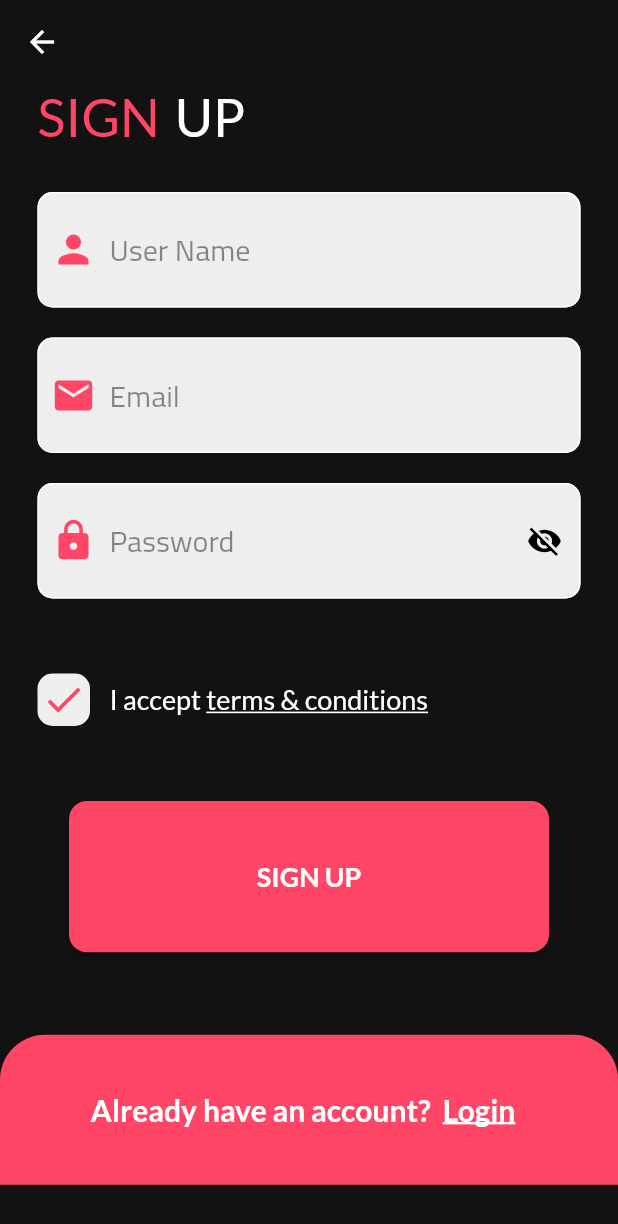
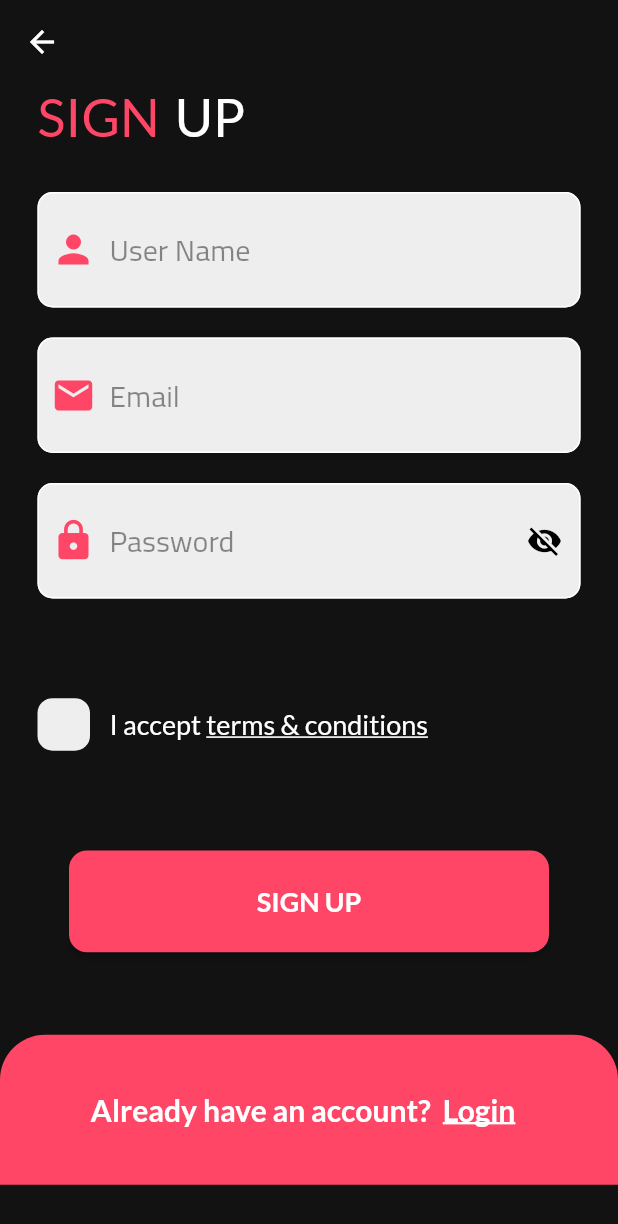
Before and after one commit to Amg2013/Astro-shop, a Flutter app: the SignUpScreen screen opened by its route, on a phone screen of 412 x 824 dp. Shown: the top 1224 px of the screen. Run offline on Flutter 3.47's test engine with Material 2 defaults, Android fonts, the phone set to English and light mode, and no system bars; our stand-ins replace get, google_fonts.

Commit message:
added check box in sign up screen field

```diff
--- a/lib/controller/auth_controller.dart
+++ b/lib/controller/auth_controller.dart
@@ -2,9 +2,15 @@ import 'package:get/get.dart';
 
 class AuthController extends GetxController {
   bool isVisibility = false;
+  bool isCheckBox = false;
 
   void visibility() {
     isVisibility = !isVisibility;
     update();
   }
+
+  void checkBox() {
+    isCheckBox = !isCheckBox;
+    update();
+  }
 }
--- a/lib/view/screens/auth/sign_up.dart
+++ b/lib/view/screens/auth/sign_up.dart
@@ -149,7 +149,7 @@ class SignUpScreen extends StatelessWidget {
                           SizedBox(
                             height: 50,
                           ),
-                          CheckWidget(),
+                          Expanded(child: CheckWidget()),
                           SizedBox(
                             height: 50,
                           ),
--- a/lib/view/widget/check_widget.dart
+++ b/lib/view/widget/check_widget.dart
@@ -3,34 +3,35 @@ import 'dart:ui';
 import 'package:flutter/cupertino.dart';
 import 'package:flutter/material.dart';
 import 'package:get/get.dart';
+import 'package:shooping_app/controller/auth_controller.dart';
 import 'package:shooping_app/view/widget/text_utils.dart';
 
 import '../../utils/theme.dart';
 
 class CheckWidget extends StatelessWidget {
-  const CheckWidget({Key? key}) : super(key: key);
+  CheckWidget({Key? key}) : super(key: key);
+  final controller = Get.find<AuthController>();
 
   @override
   Widget build(BuildContext context) {
+    return GetBuilder<AuthController>(builder: (_) {
       return Row(
         children: [
           InkWell(
-          onTap: () {},
+              onTap: () {
+                controller.checkBox();
+              },
               child: Container(
                   height: 35,
                   width: 35,
                   decoration: BoxDecoration(
                       borderRadius: BorderRadius.circular(10),
                       color: Colors.grey.shade200),
-            child: Get.isDarkMode
+                  child: controller.isCheckBox
+                      ? Get.isDarkMode
                           ? Image.asset('assets/images/check.png')
-                : Icon(
-                    Icons.done,
-                    color: pinkClr,
-                    size: 30,
-                  ),
-          ),
-        ),
+                          : Icon(Icons.done, size: 30, color: pinkClr)
+                      : Container())),
           const SizedBox(
             width: 13,
           ),
@@ -48,5 +49,6 @@ class CheckWidget extends StatelessWidget {
               underLine: TextDecoration.underline),
         ],
       );
+    });
   }
 }
```
Lines whose indentation alone changed are shown as unchanged.
